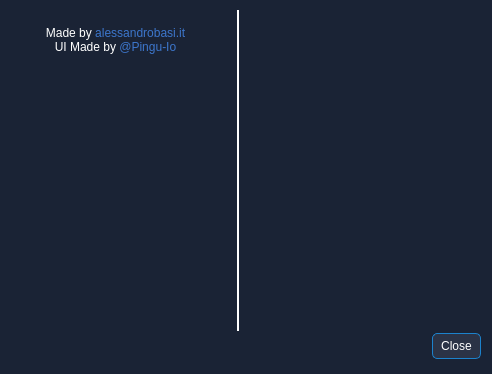
First picture: the form in ui/InfoDialog.ui, repository alessandrobasi/teamspeak-badges-parser-c, before the edit.
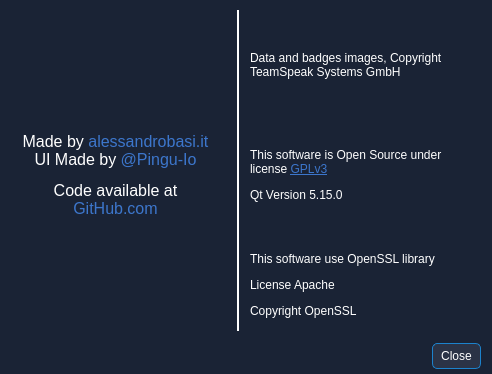
Second picture: the form after the edit. Icons and pictures are not drawn.

Patch:
```diff
--- a/ui/InfoDialog.ui
+++ b/ui/InfoDialog.ui
@@ -46,7 +46,7 @@
    <property name="geometry">
     <rect>
      <x>10</x>
-     <y>330</y>
+     <y>340</y>
      <width>471</width>
      <height>32</height>
     </rect>
@@ -95,7 +95,7 @@
      <x>10</x>
      <y>20</y>
      <width>211</width>
-     <height>41</height>
+     <height>311</height>
     </rect>
    </property>
    <property name="mouseTracking">
@@ -108,16 +108,99 @@
     <string notr="true"/>
    </property>
    <property name="text">
-    <string>&lt;html&gt;&lt;head/&gt;&lt;body&gt;&lt;p&gt;Made by &lt;a href=&quot;https://www.alessandrobasi.it&quot;&gt;&lt;span style=&quot;text-decoration:none; color:#3c76cc;&quot;&gt;alessandrobasi.it&lt;/span&gt;&lt;/a&gt;&lt;br/&gt;
-UI Made by &lt;a href=&quot;https://www.instagram.com/pingu.io&quot;&gt;&lt;span style=&quot;text-decoration:none; color:#3c76cc;&quot;&gt;@Pingu-Io&lt;/span&gt;&lt;/a&gt;&lt;/p&gt;&lt;/body&gt;&lt;/html&gt;</string>
+    <string>&lt;html&gt;&lt;head/&gt;&lt;body style=&quot;font-size:16px;&quot;&gt;&lt;p&gt;Made by &lt;a href=&quot;https://www.alessandrobasi.it&quot;&gt;&lt;span style=&quot; text-decoration: none; color:#3c76cc;&quot;&gt;alessandrobasi.it&lt;/span&gt;&lt;/a&gt;&lt;br/&gt;UI Made by &lt;a href=&quot;https://www.instagram.com/pingu.io&quot;&gt;&lt;span style=&quot; text-decoration: none; color:#3c76cc;&quot;&gt;@Pingu-Io&lt;/span&gt;&lt;/a&gt;&lt;/p&gt;&lt;p&gt;Code available at &lt;a href=&quot;https://github.com/alessandrobasi/teamspeak-badges-parser-c&quot;&gt;&lt;span style=&quot; text-decoration: none; color:#3c76cc;&quot;&gt;GitHub.com&lt;/span&gt;&lt;/a&gt;&lt;/p&gt;&lt;/body&gt;&lt;/html&gt;</string>
    </property>
    <property name="alignment">
     <set>Qt::AlignCenter</set>
    </property>
+   <property name="wordWrap">
+    <bool>true</bool>
+   </property>
    <property name="openExternalLinks">
     <bool>true</bool>
    </property>
   </widget>
+  <widget class="QLabel" name="label">
+   <property name="geometry">
+    <rect>
+     <x>250</x>
+     <y>130</y>
+     <width>231</width>
+     <height>91</height>
+    </rect>
+   </property>
+   <property name="text">
+    <string>&lt;html&gt;&lt;head/&gt;&lt;body&gt;&lt;p&gt;&lt;img src=&quot;:/icon/resource/Qt_logo.png&quot; width=&quot;80&quot; style=&quot;float: right;&quot;/&gt;&lt;/p&gt;&lt;p&gt;This software is Open Source under license &lt;a href=&quot;https://www.gnu.org/licenses/gpl-3.0.html&quot;&gt;&lt;span style=&quot; color:#3c76cc;&quot;&gt;GPLv3&lt;/span&gt;&lt;/a&gt;&lt;/p&gt;&lt;p&gt;Qt Version 5.15.0&lt;/p&gt;&lt;/body&gt;&lt;/html&gt;</string>
+   </property>
+   <property name="textFormat">
+    <enum>Qt::RichText</enum>
+   </property>
+   <property name="scaledContents">
+    <bool>false</bool>
+   </property>
+   <property name="wordWrap">
+    <bool>true</bool>
+   </property>
+   <property name="margin">
+    <number>0</number>
+   </property>
+   <property name="openExternalLinks">
+    <bool>true</bool>
+   </property>
+  </widget>
+  <widget class="QLabel" name="label_2">
+   <property name="geometry">
+    <rect>
+     <x>250</x>
+     <y>20</y>
+     <width>231</width>
+     <height>91</height>
+    </rect>
+   </property>
+   <property name="text">
+    <string>&lt;html&gt;&lt;head/&gt;&lt;body&gt;&lt;p&gt;&lt;img src=&quot;:/icon/resource/teamSpeak_logo.png&quot; width=&quot;80&quot; style=&quot;float: right;&quot;/&gt;&lt;/p&gt;&lt;p&gt;Data and badges images, Copyright TeamSpeak Systems GmbH&lt;/p&gt;&lt;/body&gt;&lt;/html&gt;</string>
+   </property>
+   <property name="textFormat">
+    <enum>Qt::RichText</enum>
+   </property>
+   <property name="scaledContents">
+    <bool>true</bool>
+   </property>
+   <property name="wordWrap">
+    <bool>true</bool>
+   </property>
+   <property name="margin">
+    <number>0</number>
+   </property>
+   <property name="indent">
+    <number>-1</number>
+   </property>
+  </widget>
+  <widget class="QLabel" name="label_3">
+   <property name="geometry">
+    <rect>
+     <x>250</x>
+     <y>240</y>
+     <width>231</width>
+     <height>91</height>
+    </rect>
+   </property>
+   <property name="text">
+    <string>&lt;html&gt;&lt;head/&gt;&lt;body&gt;&lt;p&gt;&lt;img src=&quot;&quot; width=&quot;80&quot; style=&quot;float: right;&quot;/&gt;&lt;/p&gt;&lt;p&gt;This software use OpenSSL library&lt;/p&gt;&lt;p&gt;License Apache&lt;/p&gt;&lt;p&gt;Copyright OpenSSL&lt;/p&gt;&lt;/body&gt;&lt;/html&gt;</string>
+   </property>
+   <property name="textFormat">
+    <enum>Qt::RichText</enum>
+   </property>
+   <property name="scaledContents">
+    <bool>true</bool>
+   </property>
+   <property name="wordWrap">
+    <bool>true</bool>
+   </property>
+   <property name="margin">
+    <number>0</number>
+   </property>
+  </widget>
  </widget>
  <resources>
   <include location="../TeamspeakBadgesViewer.qrc"/>
```
